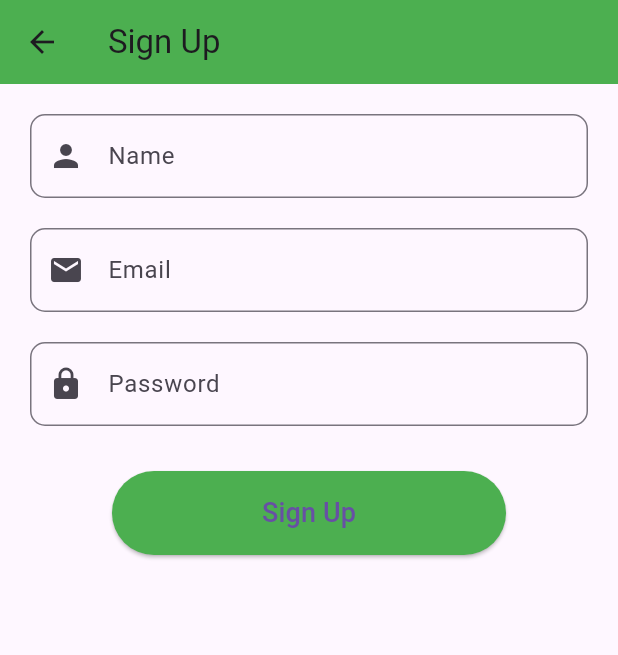
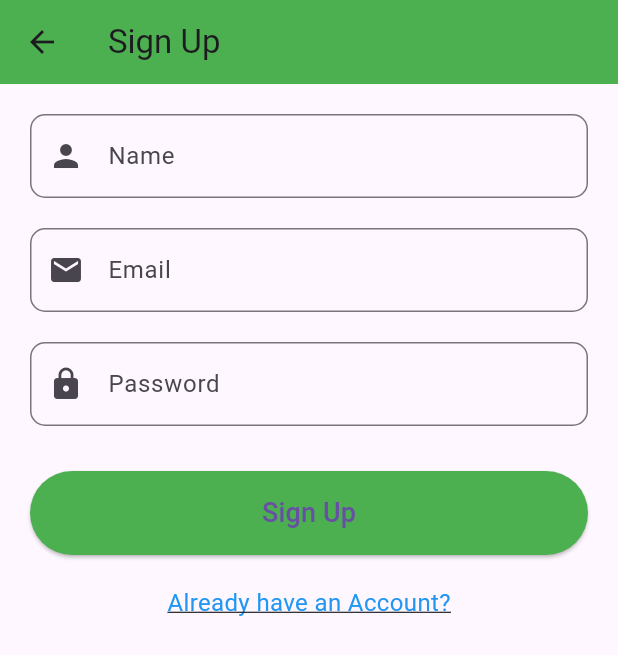
Before and after one commit to CowGivesMilk/Minor-Project, a Flutter app: the SignUpPage screen opened by its route, on a phone screen of 412 x 824 dp. Shown: the top 655 px of the screen. Run offline on Flutter 3.47's test engine with Material 3 defaults, Android fonts, the phone set to English and light mode, and no system bars; our stand-ins replace flutter_map, latlong2; network calls fail.

Commit message:
login and Signup interconnected

```diff
--- a/lib/api_service.dart
+++ b/lib/api_service.dart
@@ -2,7 +2,7 @@ import 'dart:convert';
 import 'package:http/http.dart' as http;
 
 class ApiService {
-  static const String baseUrl = 'http://192.168.1.81:3000';
+  static const String baseUrl = 'http://192.168.1.69:3000';
 
   // Login function
   static Future<Map<String, dynamic>> login(String email, String password) async {
--- a/lib/sign_up_page.dart
+++ b/lib/sign_up_page.dart
@@ -1,5 +1,6 @@
 import 'package:flutter/material.dart';
 import 'api_service.dart';
+import 'sign_in_page.dart'; // Import the SignInPage
 
 class SignUpPage extends StatefulWidget {
   const SignUpPage({super.key});
@@ -22,8 +23,15 @@ class _SignUpPageState extends State<SignUpPage> {
         _emailController.text,
         _passwordController.text,
       );
+      // Show success message
       ScaffoldMessenger.of(context).showSnackBar(SnackBar(content: Text(message)));
-      Navigator.pushNamed(context, '/signin');
+
+      // Delay and navigate to SignInPage
+      await Future.delayed(const Duration(seconds: 2)); // Optional delay
+      Navigator.pushReplacement(
+        context,
+        MaterialPageRoute(builder: (context) => const SignInPage()), // Navigate to SignInPage
+      );
     } catch (error) {
       ScaffoldMessenger.of(context).showSnackBar(SnackBar(content: Text('Error: $error')));
     } finally {
@@ -38,6 +46,7 @@ class _SignUpPageState extends State<SignUpPage> {
       body: Padding(
         padding: const EdgeInsets.all(20.0),
         child: Column(
+          crossAxisAlignment: CrossAxisAlignment.stretch, // Align children to stretch horizontally
           children: [
             TextField(
               controller: _nameController,
@@ -78,6 +87,26 @@ class _SignUpPageState extends State<SignUpPage> {
                   ? const CircularProgressIndicator(color: Colors.white)
                   : const Text('Sign Up', style: TextStyle(fontSize: 18)),
             ),
+            const SizedBox(height: 20),
+            // Added text for navigating to the SignInPage
+            Center(
+              child: GestureDetector(
+                onTap: () {
+                  Navigator.push(
+                    context,
+                    MaterialPageRoute(builder: (context) => const SignInPage()), // Navigate to SignInPage
+                  );
+                },
+                child: const Text(
+                  "Already have an Account?",
+                  style: TextStyle(
+                    color: Colors.blue,
+                    fontSize: 16,
+                    decoration: TextDecoration.underline,
+                  ),
+                ),
+              ),
+            ),
           ],
         ),
       ),
```
Also changed, not shown: lib/sign_in_page.dart (+23 -0 lines), 2 other files.
